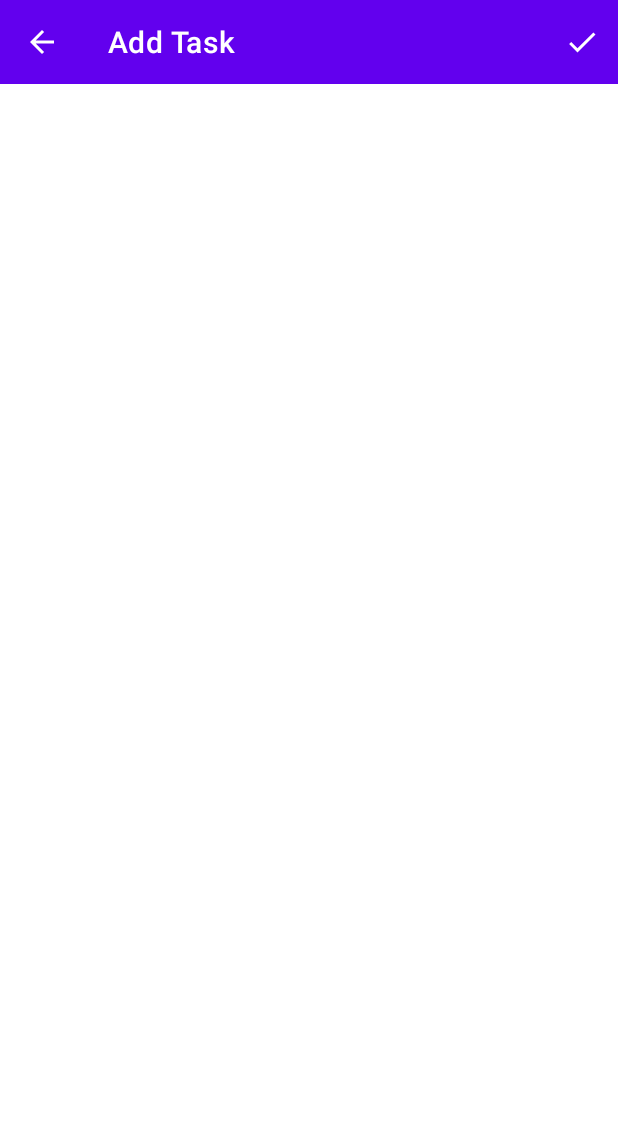
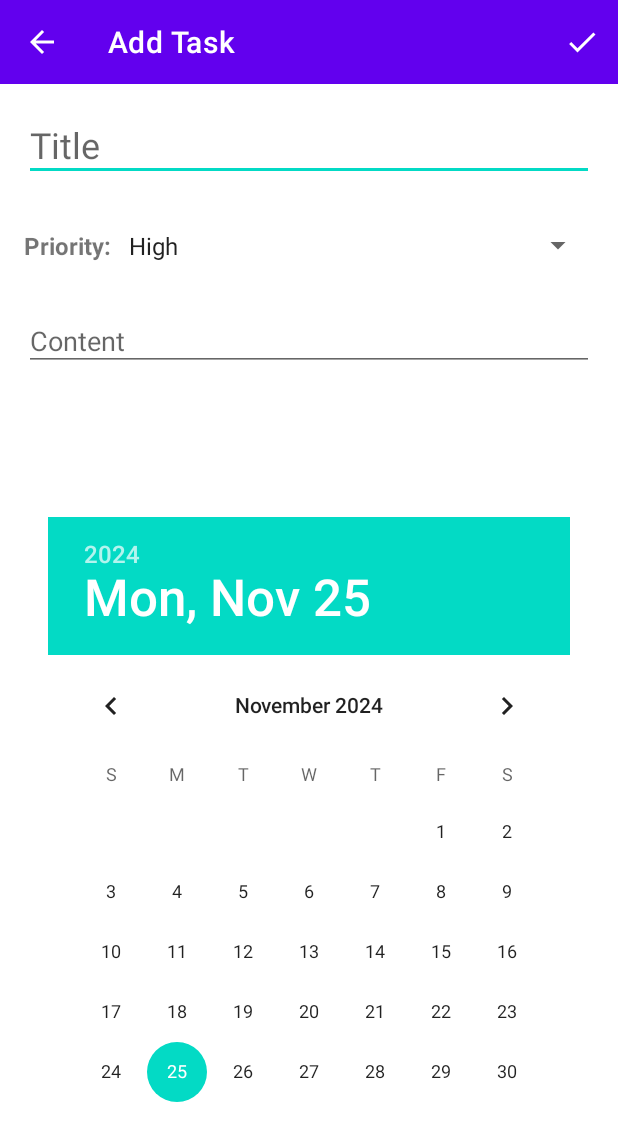
Before and after one commit to kevinyya/DailyTodo, an Android app: the AddActivity screen opened directly, with no data from a screen before it, on a phone screen of 412 x 824 dp. Shown: the top 1141 px of the screen. Run offline under Robolectric (Android 15) with nearby library versions, the phone set to English and light mode, and no system bars.

Commit message:
Add Task UI Design

```diff
--- a/app/src/main/res/layout/activity_add.xml
+++ b/app/src/main/res/layout/activity_add.xml
@@ -17,4 +17,84 @@
         app:title="Add Task"
         app:titleTextColor="@color/white" />
 
+    <EditText
+        android:id="@+id/titleET"
+        android:layout_width="match_parent"
+        android:layout_height="wrap_content"
+        android:hint="Title"
+        android:textSize="24sp"
+        android:paddingTop="8dp"
+        android:paddingBottom="8dp"
+        android:layout_marginTop="16dp"
+        android:layout_marginStart="16dp"
+        android:layout_marginEnd="16dp"
+        app:layout_constraintStart_toStartOf="parent"
+        app:layout_constraintEnd_toEndOf="parent"
+        app:layout_constraintTop_toBottomOf="@id/addTB" />
+
+    <LinearLayout
+        android:id="@+id/priorityLL"
+        android:layout_width="match_parent"
+        android:layout_height="wrap_content"
+        android:orientation="horizontal"
+        android:layout_marginTop="16dp"
+        android:paddingTop="8dp"
+        android:paddingBottom="8dp"
+        app:layout_constraintTop_toBottomOf="@id/titleET">
+
+        <TextView
+            android:id="@+id/priorityTV"
+            android:layout_width="wrap_content"
+            android:layout_height="wrap_content"
+            android:text="Priority: "
+            android:paddingTop="8dp"
+            android:paddingBottom="8dp"
+            android:textSize="16sp"
+            android:textStyle="bold"
+            android:layout_marginStart="16dp"
+            app:layout_constraintStart_toStartOf="parent"/>
+
+        <Spinner
+            android:id="@+id/prioritySP"
+            android:layout_width="match_parent"
+            android:layout_height="wrap_content"
+            android:paddingTop="8dp"
+            android:paddingBottom="8dp"
+            android:entries="@array/priority_array"
+            android:layout_marginEnd="16dp"
+            app:layout_constraintEnd_toEndOf="parent" />
+
+    </LinearLayout>
+
+    <EditText
+        android:id="@+id/contentET"
+        android:layout_width="match_parent"
+        android:layout_height="wrap_content"
+        android:layout_marginTop="16dp"
+        android:layout_marginStart="16dp"
+        android:layout_marginEnd="16dp"
+        android:layout_marginBottom="499dp"
+        android:ems="10"
+        android:gravity="top|start"
+        android:hint="Content"
+        android:paddingTop="8dp"
+        android:paddingBottom="8dp"
+        app:layout_constraintEnd_toEndOf="parent"
+        app:layout_constraintStart_toStartOf="parent"
+        app:layout_constraintTop_toBottomOf="@id/priorityLL" />
+
+    <DatePicker
+        android:id="@+id/datePicker1"
+        android:layout_width="wrap_content"
+        android:layout_height="wrap_content"
+        android:orientation="vertical"
+        android:layout_gravity="center_horizontal"
+        android:layout_marginTop="48dp"
+        android:layout_marginStart="16dp"
+        android:layout_marginEnd="16dp"
+        app:layout_constraintTop_toBottomOf="@id/contentET"
+        app:layout_constraintStart_toStartOf="parent"
+        app:layout_constraintEnd_toEndOf="parent"
+        app:layout_constraintBottom_toBottomOf="parent" />
+
 </androidx.constraintlayout.widget.ConstraintLayout>
--- a/app/src/main/res/values/strings.xml
+++ b/app/src/main/res/values/strings.xml
@@ -4,4 +4,9 @@
     <string name="title_task">Task</string>
     <string name="title_timer">Timer</string>
     <string name="title_calendar">Calendar</string>
+    <string-array name="priority_array">
+        <item>High</item>
+        <item>Medium</item>
+        <item>Low</item>
+    </string-array>
 </resources>
```
